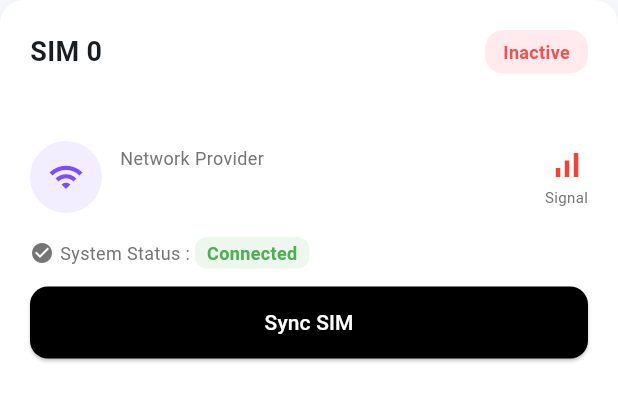
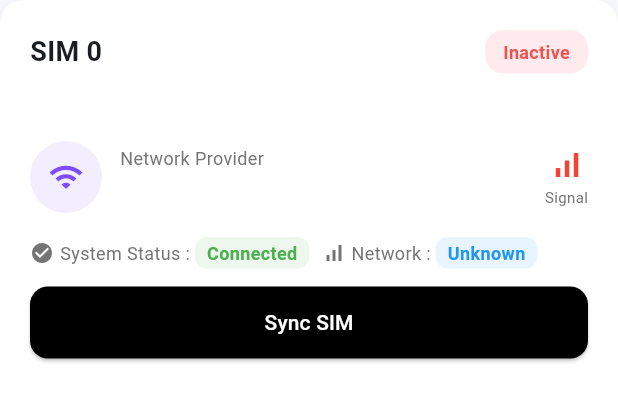
Before and after one commit to atamer7112002/FinTrackr, a Flutter app: the SimCardWidget widget shown alone on an empty page, opened directly with empty values, after a tap on "Sync SIM", on a phone screen of 412 x 824 dp. Shown: the top 401 px of the screen. Run offline on Flutter 3.47's test engine with Material 3 defaults, Android fonts, the phone set to English and light mode, and no system bars; our stand-ins replace dartz, equatable, flutter_bloc, get_it, go_router, intl_phone_number_input and 1 more.

Commit message:
auto detection & network type

```diff
--- a/lib/features/auth/presentation/pages/login_screen.dart
+++ b/lib/features/auth/presentation/pages/login_screen.dart
@@ -37,6 +37,7 @@ class _LoginScreenState extends State<LoginScreen> {
       context.go('/sim-management');
     } else {
       if (mounted) {
+        ScaffoldMessenger.of(context).clearSnackBars();
         ScaffoldMessenger.of(
           context,
         ).showSnackBar(const SnackBar(content: Text('Authentication failed')));
--- a/lib/features/sim_management/presentation/bloc/sim_bloc.dart
+++ b/lib/features/sim_management/presentation/bloc/sim_bloc.dart
@@ -19,6 +19,7 @@ class SimBloc extends Bloc<SimEvent, SimState> {
   }) : super(SimInitial()) {
     on<LoadSimCards>(_onLoadSimCards);
     on<RefreshSimCards>(_onRefreshSimCards);
+    on<SyncSimCards>(_onSyncSimCards);
     on<CheckPermissions>(_onCheckPermissions);
     on<RequestPermissions>(_onRequestPermissions);
   }
@@ -67,6 +68,14 @@ class SimBloc extends Bloc<SimEvent, SimState> {
     }, (simCards) => emit(SimLoaded(simCards)));
   }
 
+  Future<void> _onSyncSimCards(
+    SyncSimCards event,
+    Emitter<SimState> emit,
+  ) async {
+    await Future.delayed(const Duration(seconds: 2));
+    add(RefreshSimCards());
+  }
+
   Future<void> _onCheckPermissions(
     CheckPermissions event,
     Emitter<SimState> emit,
--- a/lib/features/sim_management/presentation/bloc/sim_event.dart
+++ b/lib/features/sim_management/presentation/bloc/sim_event.dart
@@ -11,6 +11,8 @@ class LoadSimCards extends SimEvent {}
 
 class RefreshSimCards extends SimEvent {}
 
+class SyncSimCards extends SimEvent {}
+
 class CheckPermissions extends SimEvent {}
 
 class RequestPermissions extends SimEvent {}
--- a/lib/features/sim_management/presentation/pages/widgets/sim_card_widget.dart
+++ b/lib/features/sim_management/presentation/pages/widgets/sim_card_widget.dart
@@ -1,5 +1,8 @@
 import 'package:flutter/material.dart';
+import 'package:flutter_bloc/flutter_bloc.dart';
 import '../../../domain/entities/sim_card.dart';
+import '../../bloc/sim_bloc.dart';
+import '../../bloc/sim_event.dart';
 
 class SimCardWidget extends StatelessWidget {
   final SimCard simCard;
@@ -120,13 +123,22 @@ class SimCardWidget extends StatelessWidget {
                 _getConnectionStatusText(simCard.connectionStatus),
                 _getConnectionStatusColor(simCard.connectionStatus),
               ),
+              const SizedBox(width: 8),
+              _buildStatusChip(
+                Icons.signal_cellular_alt,
+                'Network',
+                _getNetworkTypeText(simCard.networkType),
+                const Color(0xFF2196F3),
+              ),
             ],
           ),
           const SizedBox(height: 12),
           SizedBox(
             width: double.infinity,
             child: ElevatedButton(
-              onPressed: () {},
+              onPressed: () {
+                context.read<SimBloc>().add(SyncSimCards());
+              },
               style: ElevatedButton.styleFrom(
                 backgroundColor: Colors.black,
                 foregroundColor: Colors.white,
@@ -207,4 +219,21 @@ class SimCardWidget extends StatelessWidget {
         return const Color(0xFFEF5350);
     }
   }
+
+  String _getNetworkTypeText(NetworkType type) {
+    switch (type) {
+      case NetworkType.twoG:
+        return '2G';
+      case NetworkType.threeG:
+        return '3G';
+      case NetworkType.fourG:
+        return '4G';
+      case NetworkType.fiveG:
+        return '5G';
+      case NetworkType.wifi:
+        return 'WiFi';
+      case NetworkType.unknown:
+        return 'Unknown';
+    }
+  }
 }
```
Also changed, not shown: lib/features/sim_management/presentation/pages/sim_management_screen.dart (+31 -0 lines).
